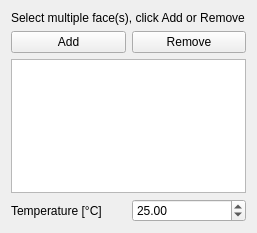
Old version of the form src/Mod/Fem/Gui/TaskFemConstraintTemperature.ui in the repository makkemal/FreeCAD.
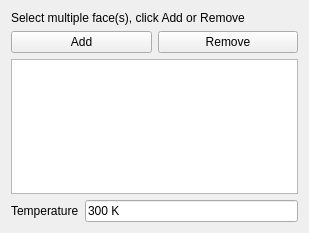
New version of the form. Custom widgets are drawn as their Qt base class.

Commit message: Fem: Thermo analysis constraints: Changed Initialtemperature, temperature and heatflux constraints inputs to support FreeCAD Units and changed temperature initial values to 300K.

What changed in the file:
```diff
--- a/src/Mod/Fem/Gui/TaskFemConstraintTemperature.ui
+++ b/src/Mod/Fem/Gui/TaskFemConstraintTemperature.ui
@@ -6,7 +6,7 @@
    <rect>
     <x>0</x>
     <y>0</y>
-    <width>257</width>
+    <width>309</width>
     <height>233</height>
    </rect>
   </property>
@@ -47,27 +47,31 @@
      <item>
       <widget class="QLabel" name="labelTemperature">
        <property name="text">
-        <string>Temperature [°C]</string>
+        <string>Temperature</string>
        </property>
       </widget>
      </item>
      <item>
-      <widget class="QDoubleSpinBox" name="spinTemperature">
-       <property name="minimum">
-        <double>-99999.000000000000000</double>
+      <widget class="Gui::InputField" name="if_temperature">
+       <property name="text">
+        <string>300 K</string>
        </property>
-       <property name="maximum">
-        <double>99999.000000000000000</double>
+       <property name="unit" stdset="0">
+        <string notr="true"/>
        </property>
-       <property name="value">
-        <double>25.000000000000000</double>
-       </property>
       </widget>
      </item>
     </layout>
    </item>
   </layout>
  </widget>
+ <customwidgets>
+  <customwidget>
+   <class>Gui::InputField</class>
+   <extends>QLineEdit</extends>
+   <header>Gui/InputField.h</header>
+  </customwidget>
+ </customwidgets>
  <resources/>
  <connections/>
 </ui>
```
Left out of the diff: 2 changed lines with no effect on the pictures. Lines whose indentation alone changed are shown as unchanged. The commit also changes 7 other files.
